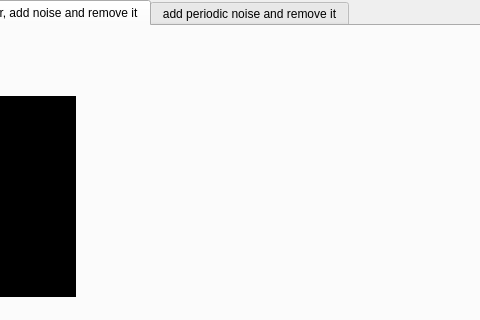
The window that designs/design.ui (bioengsamar/project_final_image_V2) describes before a commit, drawn with Qt 5; both pictures show x 257 to 737 and y 0 to 320 of the 1090 by 720 pixel window.
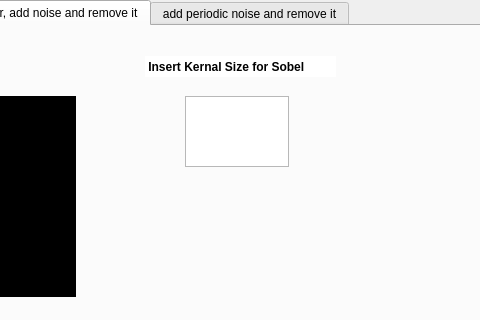
The same window after the commit. The open tabs and pages were chosen to show the change. Icons and pictures are not drawn. Custom widgets are drawn as their Qt base class.

What changed in the file:
```diff
--- a/designs/design.ui
+++ b/designs/design.ui
@@ -451,6 +451,39 @@
        <string/>
       </property>
      </widget>
+     <widget class="QLabel" name="label_14">
+      <property name="geometry">
+       <rect>
+        <x>400</x>
+        <y>30</y>
+        <width>191</width>
+        <height>21</height>
+       </rect>
+      </property>
+      <property name="font">
+       <font>
+        <pointsize>9</pointsize>
+        <weight>75</weight>
+        <bold>true</bold>
+       </font>
+      </property>
+      <property name="styleSheet">
+       <string notr="true">background-color: rgb(255, 255, 255);</string>
+      </property>
+      <property name="text">
+       <string> Insert Kernal Size for Sobel</string>
+      </property>
+     </widget>
+     <widget class="QTextEdit" name="textEdit_2">
+      <property name="geometry">
+       <rect>
+        <x>440</x>
+        <y>70</y>
+        <width>104</width>
+        <height>71</height>
+       </rect>
+      </property>
+     </widget>
     </widget>
     <widget class="QWidget" name="tab_4">
      <attribute name="title">
```
Left out of the diff: 2 changed lines with no effect on the pictures.
